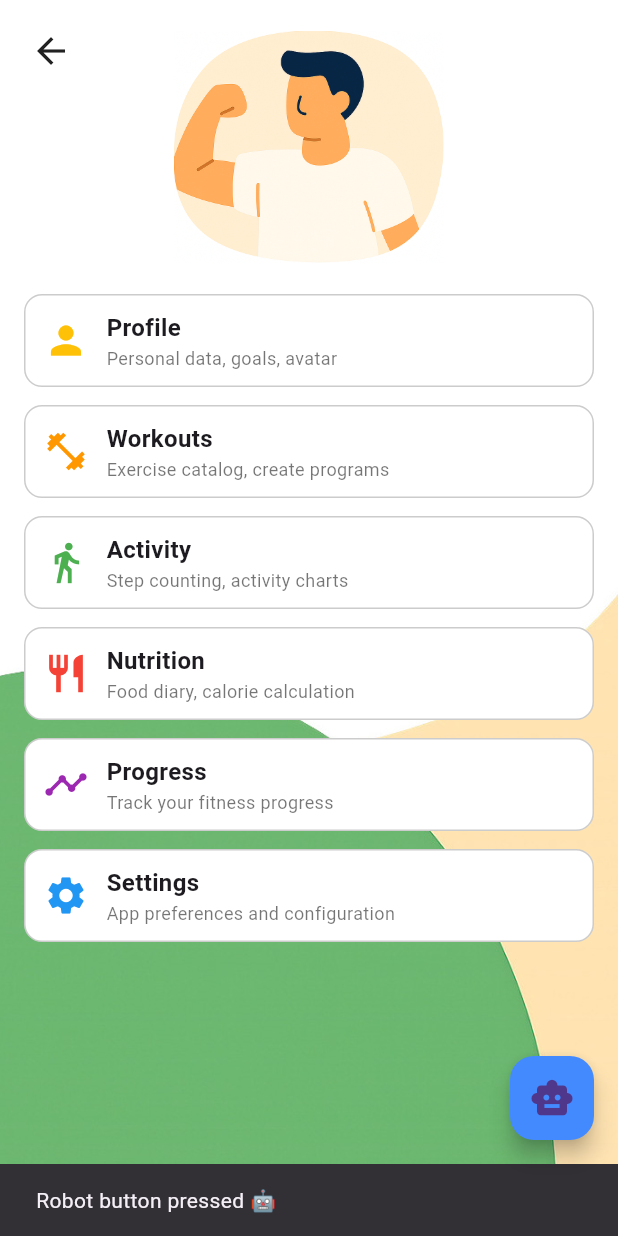
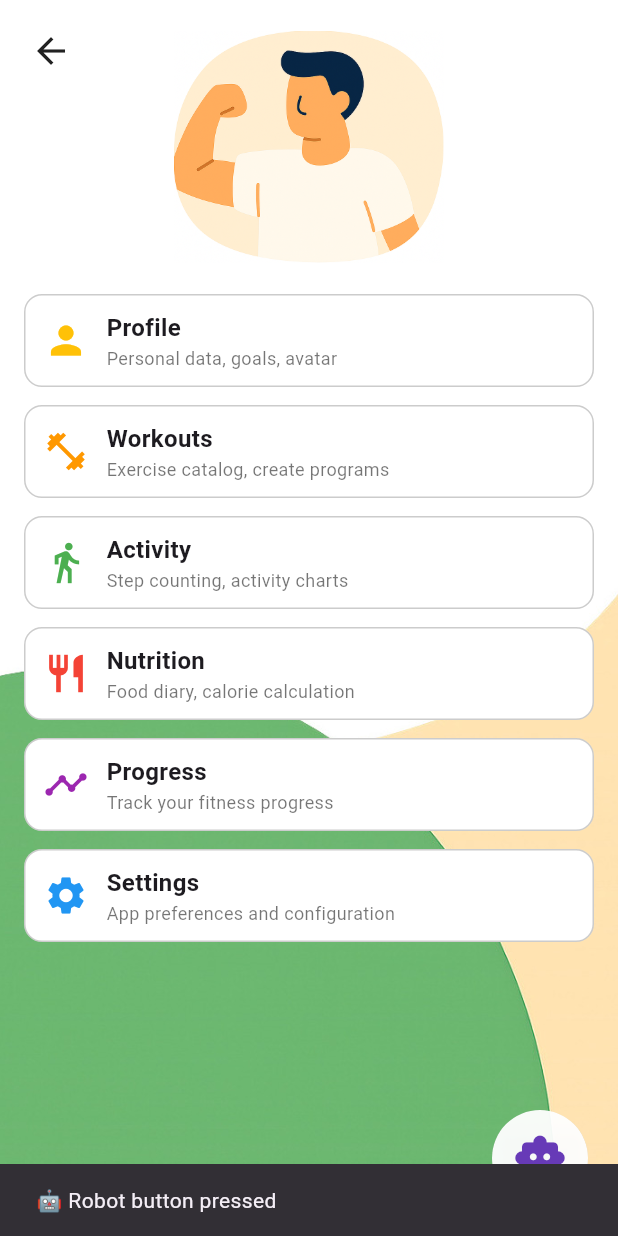
Before and after one commit to IvanZhutyaev/Flutter_redesign_FitTrackPro, a Flutter app: the CatalogPage screen opened directly, after a tap on the "smart toy" icon, on a phone screen of 412 x 824 dp. Run offline on Flutter 3.47's test engine with Material 3 defaults, Android fonts, the phone set to English and light mode, and no system bars.

Commit message:
complete catalog

```diff
--- a/flutter_redesign/lib/catalog.dart
+++ b/flutter_redesign/lib/catalog.dart
@@ -110,22 +110,40 @@ class CatalogPage extends StatelessWidget {
                     ),
                   ),
                 ),
+
+                // Кнопка-робот справа снизу
+                Positioned(
+                  right: 20,
+                  bottom: 20,
+                  child: ClipOval(
+                    child: Material(
+                      color: Colors.white.withOpacity(0.95), // светлый фон
+                      elevation: 6,
+                      child: InkWell(
+                        onTap: () {
+                          ScaffoldMessenger.of(context).showSnackBar(
+                            const SnackBar(
+                              content: Text("🤖 Robot button pressed"),
+                            ),
+                          );
+                        },
+                        child: const SizedBox(
+                          width: 64, // больше чем стандартная FAB
+                          height: 64,
+                          child: Icon(
+                            Icons.smart_toy,
+                            color: Colors.deepPurple, // фиолетовый акцент
+                            size: 36,
+                          ),
+                        ),
+                      ),
+                    ),
+                  ),
+                ),
               ],
             ),
           ),
         ],
-      ),
-
-      /// Кнопка с роботом справа снизу
-      floatingActionButton: FloatingActionButton(
-        backgroundColor: Colors.blueAccent,
-        onPressed: () {
-          // тут действие при нажатии
-          ScaffoldMessenger.of(context).showSnackBar(
-            const SnackBar(content: Text("Robot button pressed 🤖")),
-          );
-        },
-        child: const Icon(Icons.smart_toy, size: 30), // иконка робота
       ),
     );
   }
```
